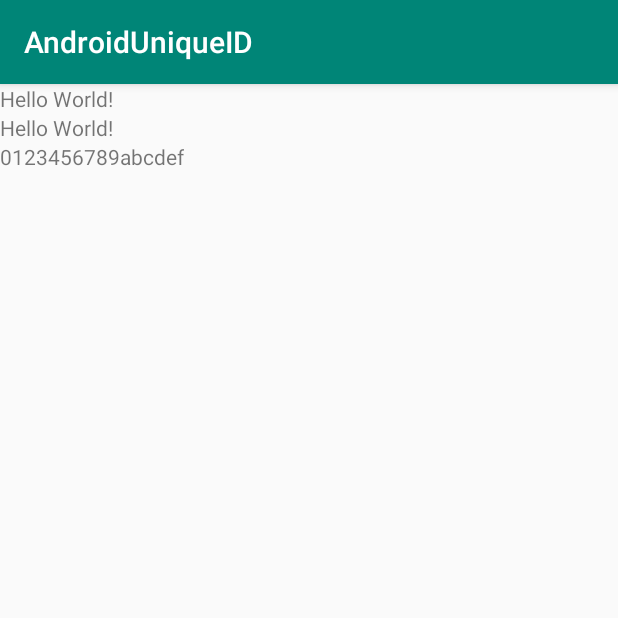
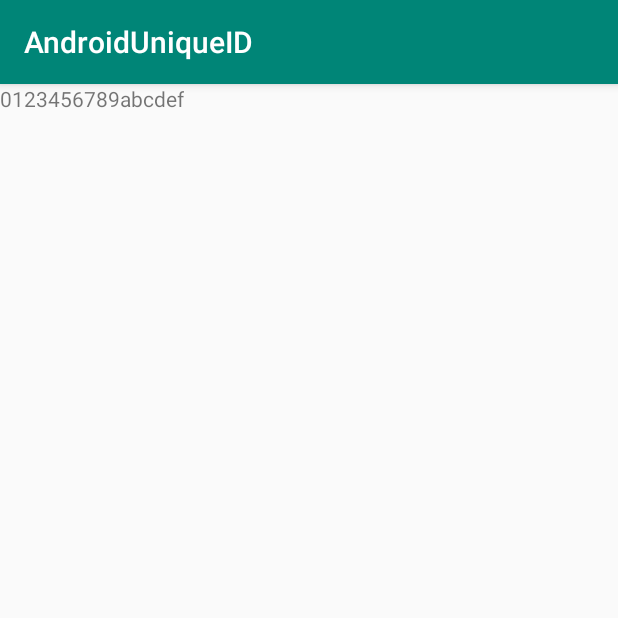
Before and after one commit to DNights/AndroidUniqueID, an Android app: the screen it shows after launch (MainActivity), on a phone screen of 412 x 824 dp, the top half of it. Run offline under Robolectric (Android 15) with nearby library versions, the phone set to English and light mode, and no system bars; 1 statement that could not run was skipped.

Commit message:
disabled by tv_device_id , tv_sim_serial_num

```diff
--- a/app/src/main/res/layout/activity_main.xml
+++ b/app/src/main/res/layout/activity_main.xml
@@ -11,17 +11,17 @@
         android:layout_height="match_parent"
         android:orientation="vertical">
 
-        <TextView
-            android:id="@+id/tv_device_id"
-            android:layout_width="wrap_content"
-            android:layout_height="wrap_content"
-            android:text="Hello World!" />
+<!--        <TextView-->
+<!--            android:id="@+id/tv_device_id"-->
+<!--            android:layout_width="wrap_content"-->
+<!--            android:layout_height="wrap_content"-->
+<!--            android:text="Hello World!" />-->
 
-        <TextView
-            android:id="@+id/tv_sim_serial_num"
-            android:layout_width="wrap_content"
-            android:layout_height="wrap_content"
-            android:text="Hello World!" />
+<!--        <TextView-->
+<!--            android:id="@+id/tv_sim_serial_num"-->
+<!--            android:layout_width="wrap_content"-->
+<!--            android:layout_height="wrap_content"-->
+<!--            android:text="Hello World!" />-->
 
         <TextView
             android:id="@+id/tv_android_id"
```
